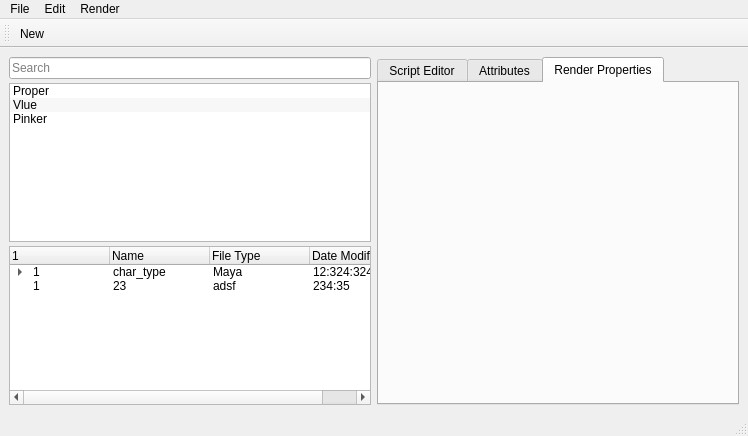
Before: the Qt Designer form app/ui/mainwindow.ui in deepakxyz/qt-resources, drawn with Qt 5.
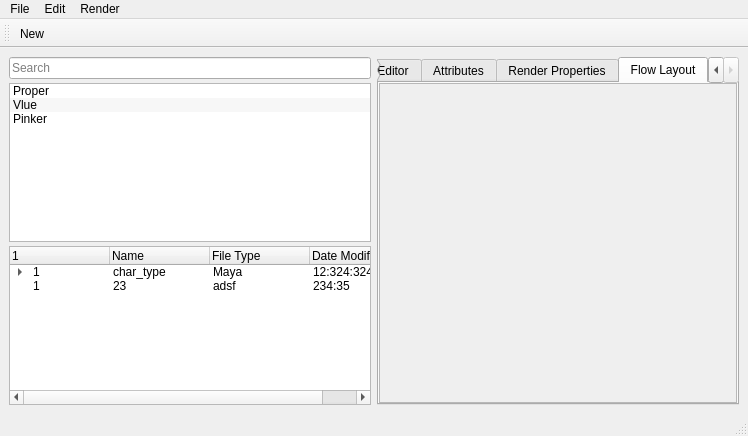
After: the same form once the commit is applied.

Commit message: flow layout

The edit to the form file:
```diff
--- a/app/ui/mainwindow.ui
+++ b/app/ui/mainwindow.ui
@@ -135,7 +135,7 @@
        <string notr="true"/>
       </property>
       <property name="currentIndex">
-       <number>2</number>
+       <number>3</number>
       </property>
       <property name="movable">
        <bool>false</bool>
@@ -360,6 +360,45 @@
         </item>
        </layout>
       </widget>
+      <widget class="QWidget" name="tab_2">
+       <attribute name="title">
+        <string>Flow Layout</string>
+       </attribute>
+       <layout class="QVBoxLayout" name="verticalLayout_5">
+        <property name="spacing">
+         <number>0</number>
+        </property>
+        <property name="leftMargin">
+         <number>0</number>
+        </property>
+        <property name="topMargin">
+         <number>0</number>
+        </property>
+        <property name="rightMargin">
+         <number>0</number>
+        </property>
+        <property name="bottomMargin">
+         <number>0</number>
+        </property>
+        <item>
+         <widget class="QScrollArea" name="scrollArea1">
+          <property name="widgetResizable">
+           <bool>true</bool>
+          </property>
+          <widget class="QWidget" name="tab_2_scroll">
+           <property name="geometry">
+            <rect>
+             <x>0</x>
+             <y>0</y>
+             <width>358</width>
+             <height>345</height>
+            </rect>
+           </property>
+          </widget>
+         </widget>
+        </item>
+       </layout>
+      </widget>
      </widget>
     </item>
    </layout>
```
The commit also changes 4 other files.
